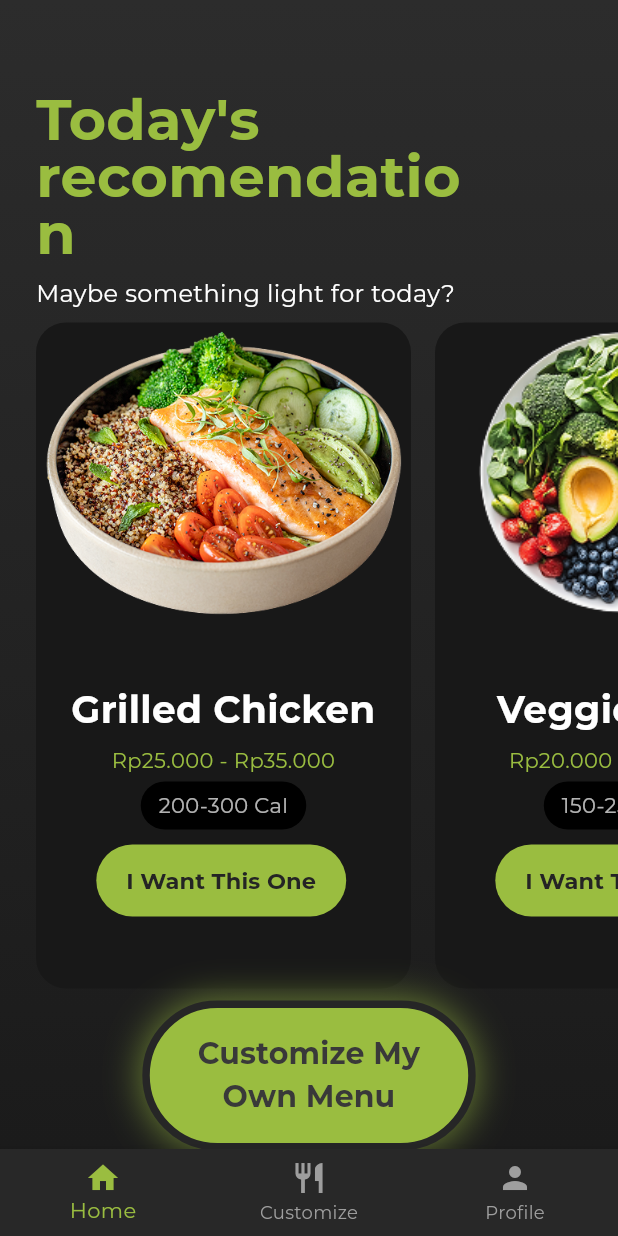
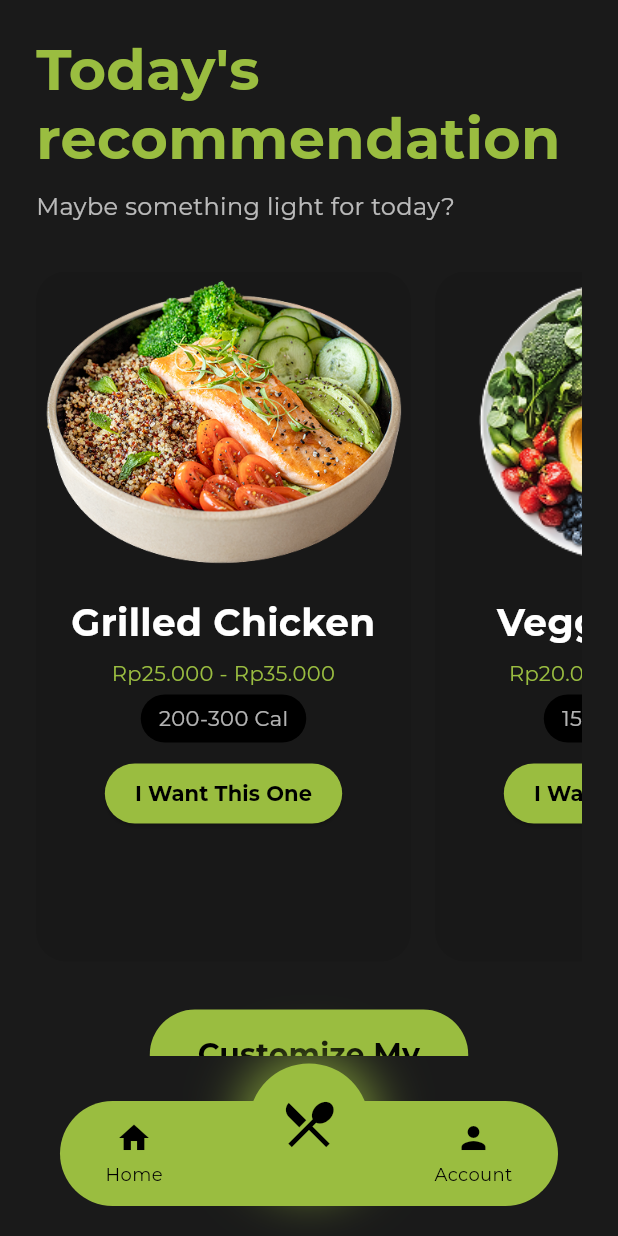
Before and after one commit to diankartika/HealthyPlateApp, a Flutter app: the HomeScreen screen opened directly, on a phone screen of 412 x 824 dp. Run offline on Flutter 3.47's test engine with Material 3 defaults, Android fonts, the phone set to English and light mode, and no system bars; project files that could hold a hidden picture were left out.

Commit message:
berhasil bikin navbar button yang reuse

```diff
--- /dev/null
+++ b/lib/components/navbarbutton.dart
@@ -0,0 +1,88 @@
+import 'package:flutter/material.dart';
+
+class CustomBottomNav extends StatelessWidget {
+  final int currentIndex;
+  final Function(int) onTabSelected;
+
+  const CustomBottomNav({
+    super.key,
+    required this.currentIndex,
+    required this.onTabSelected,
+  });
+
+  @override
+  Widget build(BuildContext context) {
+    return SizedBox(
+      height: 120, // agar cukup ruang untuk tombol tengah
+      child: Stack(
+        alignment: Alignment.bottomCenter,
+        children: [
+          Positioned(
+            bottom: 20,
+            left: 40,
+            right: 40,
+            child: Container(
+              height: 70,
+              decoration: BoxDecoration(
+                color: const Color(0xFF9ABD40),
+                borderRadius: BorderRadius.circular(40),
+              ),
+              child: Row(
+                mainAxisAlignment: MainAxisAlignment.spaceAround,
+                children: [
+                  _navItem(Icons.home, "Home", 0),
+                  const SizedBox(width: 60),
+                  _navItem(Icons.person, "Account", 2),
+                ],
+              ),
+            ),
+          ),
+          Positioned(
+            bottom: 35,
+            child: GestureDetector(
+              onTap: () => onTabSelected(1),
+              child: Container(
+                width: 80,
+                height: 80,
+                decoration: BoxDecoration(
+                  shape: BoxShape.circle,
+                  color: const Color(0xFF9ABD40),
+                  boxShadow: [
+                    BoxShadow(
+                      color: const Color(0xFF9ABD40).withOpacity(0.8),
+                      blurRadius: 30,
+                      spreadRadius: 5,
+                    ),
+                  ],
+                ),
+                child: const Icon(
+                  Icons.restaurant_menu,
+                  size: 40,
+                  color: Colors.black,
+                ),
+              ),
+            ),
+          ),
+        ],
+      ),
+    );
+  }
+
+  Widget _navItem(IconData icon, String label, int index) {
+    return GestureDetector(
+      onTap: () => onTabSelected(index),
+      child: Column(
+        mainAxisSize: MainAxisSize.min,
+        mainAxisAlignment: MainAxisAlignment.center,
+        children: [
+          Icon(icon, color: Colors.black, size: 24),
+          const SizedBox(height: 4),
+          Text(
+            label,
+            style: const TextStyle(color: Colors.black, fontSize: 12),
+          ),
+        ],
+      ),
+    );
+  }
+}
--- a/lib/home_screen.dart
+++ b/lib/home_screen.dart
@@ -1,8 +1,17 @@
 import 'package:flutter/material.dart';
 import 'menu_1.dart';
+import 'components/navbarbutton.dart'; // pastikan path ini benar
 
-class HomeScreen extends StatelessWidget {
+class HomeScreen extends StatefulWidget {
   const HomeScreen({super.key});
+
+  @override
+  State<HomeScreen> createState() => _HomeScreenState();
+}
+
+class _HomeScreenState extends State<HomeScreen> {
+  int currentTab = 0;
+
   static const List<Map<String, dynamic>> foodList = [
     {
       'image': 'assets/images/food1.png',
@@ -27,63 +36,63 @@ class HomeScreen extends StatelessWidget {
   @override
   Widget build(BuildContext context) {
     return Scaffold(
-      body: LayoutBuilder(
-        builder: (context, constraints) {
-          return SingleChildScrollView(
-            child: ConstrainedBox(
-              constraints: BoxConstraints(minHeight: constraints.maxHeight),
-              child: Container(
-                width: double.infinity,
-                decoration: const BoxDecoration(
-                  gradient: LinearGradient(
-                    begin: Alignment.topCenter,
-                    end: Alignment.bottomCenter,
-                    colors: [
-                      Color.fromARGB(255, 44, 44, 44),
-                      Color(0xFF1A1A1A),
+      backgroundColor: const Color(0xFF1A1A1A),
+      body: IndexedStack(
+        index: currentTab,
+        children: [
+          _buildHomeContent(context),
+          const Center(
+            child: Text(
+              "Customize Page",
+              style: TextStyle(color: Colors.white),
+            ),
+          ),
+          const Center(
+            child: Text("Account Page", style: TextStyle(color: Colors.white)),
+          ),
         ],
       ),
+      bottomNavigationBar: CustomBottomNav(
+        currentIndex: currentTab,
+        onTabSelected: (index) {
+          setState(() {
+            currentTab = index;
+          });
+        },
       ),
-                child: Column(
-                  mainAxisAlignment: MainAxisAlignment.spaceBetween,
-                  children: [
-                    // Title Section
-                    Padding(
-                      padding: const EdgeInsets.only(
-                        top: 60.0,
-                        right: 80,
-                        left: 24,
-                      ),
+    );
+  }
+
+  Widget _buildHomeContent(BuildContext context) {
+    return SafeArea(
+      child: SingleChildScrollView(
+        child: Padding(
+          padding: const EdgeInsets.symmetric(horizontal: 24),
           child: Column(
             crossAxisAlignment: CrossAxisAlignment.start,
             children: [
-                          Text(
-                            "Today's\nrecomendation",
+              const SizedBox(height: 24),
+              const Text(
+                "Today's\nrecommendation",
                 style: TextStyle(
                   color: Color(0xFF9ABD40),
                   fontSize: 38,
                   fontWeight: FontWeight.bold,
-                              height: 1,
+                  height: 1.2,
                 ),
               ),
               const SizedBox(height: 10),
-                          Text(
+              const Text(
                 'Maybe something light for today?',
-                            style: TextStyle(color: Colors.white, fontSize: 16),
+                style: TextStyle(color: Colors.white70, fontSize: 16),
               ),
-                        ],
-                      ),
-                    ),
+              const SizedBox(height: 32),
 
-                    // Food List Section
+              // Food List
               SizedBox(
-                      height: 460, //Atur tinggi sesuai kebutuhan
+                height: 460,
                 child: ListView.builder(
                   scrollDirection: Axis.horizontal,
-                        padding: const EdgeInsets.symmetric(
-                          horizontal: 24,
-                          vertical: 8,
-                        ),
                   itemCount: foodList.length,
                   itemBuilder: (context, index) {
                     final food = foodList[index];
@@ -102,27 +111,19 @@ class HomeScreen extends StatelessWidget {
                               top: Radius.circular(20),
                             ),
                             child: Image.asset(
-                                    food['image'],
+                              food['image']!,
                               height: 200,
                               width: double.infinity,
                               fit: BoxFit.cover,
                             ),
                           ),
                           Padding(
-                                  padding: const EdgeInsets.only(top: 40.0),
+                            padding: const EdgeInsets.all(16),
                             child: Column(
-                                    mainAxisAlignment:
-                                        MainAxisAlignment
-                                            .center, // Center vertically
-                                    crossAxisAlignment:
-                                        CrossAxisAlignment
-                                            .center, // Center horizontally
                               children: [
                                 Text(
-                                        food['name'],
-                                        textAlign:
-                                            TextAlign
-                                                .center, // Center text alignment
+                                  food['name']!,
+                                  textAlign: TextAlign.center,
                                   style: const TextStyle(
                                     fontSize: 25,
                                     fontWeight: FontWeight.bold,
@@ -131,10 +132,8 @@ class HomeScreen extends StatelessWidget {
                                 ),
                                 const SizedBox(height: 6),
                                 Text(
-                                        food['price'],
-                                        textAlign:
-                                            TextAlign
-                                                .center, // Center text alignment
+                                  food['price']!,
+                                  textAlign: TextAlign.center,
                                   style: const TextStyle(
                                     color: Color(0xFF9ABD40),
                                     fontSize: 14,
@@ -148,53 +147,26 @@ class HomeScreen extends StatelessWidget {
                                   ),
                                   decoration: BoxDecoration(
                                     color: Colors.black,
-                                          borderRadius: BorderRadius.circular(
-                                            20,
-                                          ),
+                                    borderRadius: BorderRadius.circular(20),
                                   ),
                                   child: Text(
-                                          food['calories'],
-                                          textAlign:
-                                              TextAlign
-                                                  .center, // Center text alignment
+                                    food['calories']!,
                                     style: const TextStyle(
                                       color: Colors.white70,
                                     ),
                                   ),
                                 ),
-
-                                      // Button I want
-                                      Padding(
-                                        padding: EdgeInsets.only(
-                                          bottom:
-                                              MediaQuery.of(
-                                                context,
-                                              ).padding.bottom +
-                                              40,
-                                          left: 10,
-                                          right: 13,
-                                          top: 10,
-                                        ),
-                                        child: Container(
-                                          decoration: BoxDecoration(
-                                            color: const Color(0xFF9ABD40),
-                                            borderRadius: BorderRadius.circular(
-                                              50,
-                                            ),
-                                          ),
-                                          child: ElevatedButton(
+                                const SizedBox(height: 10),
+                                ElevatedButton(
                                   style: ElevatedButton.styleFrom(
-                                              backgroundColor:
-                                                  Colors.transparent,
-                                              shadowColor: Colors.transparent,
-                                              padding:
-                                                  const EdgeInsets.symmetric(
-                                                    horizontal: 20.0,
-                                                    vertical: 7.0,
+                                    backgroundColor: const Color(0xFF9ABD40),
+                                    foregroundColor: Colors.black,
+                                    padding: const EdgeInsets.symmetric(
+                                      horizontal: 20,
+                                      vertical: 7,
                                     ),
                                     shape: RoundedRectangleBorder(
-                                                borderRadius:
-                                                    BorderRadius.circular(30),
+                                      borderRadius: BorderRadius.circular(30),
                                     ),
                                   ),
                                   onPressed: () {
@@ -207,18 +179,8 @@ class HomeScreen extends StatelessWidget {
                                   },
                                   child: const Text(
                                     'I Want This One',
-                                              textAlign: TextAlign.center,
                                     style: TextStyle(
-                                                fontSize: 15,
-                                                color: Color.fromARGB(
-                                                  255,
-                                                  36,
-                                                  36,
-                                                  36,
-                                                ),
-                                                fontWeight: FontWeight.w700,
-                                              ),
-                                            ),
+                                      fontWeight: FontWeight.bold,
                                     ),
                                   ),
                                 ),
@@ -232,33 +194,14 @@ class HomeScreen extends StatelessWidget {
                 ),
               ),
 
-                    // Button Section
-                    Padding(
-                      padding: EdgeInsets.only(
-                        bottom: MediaQuery.of(context).padding.bottom + 40,
-                        left: 24,
-                        right: 24,
-                      ),
-                      child: Container(
-                        decoration: BoxDecoration(
-                          color: const Color(0xFF9ABD40),
-                          borderRadius: BorderRadius.circular(50),
-                          border: Border.all(
-                            color: const Color.fromARGB(255, 38, 38, 38),
-                            width: 5.0,
-                          ),
-                          boxShadow: [
-                            BoxShadow(
-                              color: const Color(0xFF9ABD40).withOpacity(0.6),
-                              blurRadius: 20,
-                              spreadRadius: 1,
-                            ),
-                          ],
-                        ),
+              const SizedBox(height: 32),
+
+              // Customize My Own Menu Button
+              Center(
                 child: ElevatedButton(
                   style: ElevatedButton.styleFrom(
-                            backgroundColor: Colors.transparent,
-                            shadowColor: Colors.transparent,
+                    backgroundColor: const Color(0xFF9ABD40),
+                    foregroundColor: Colors.black,
                     padding: const EdgeInsets.symmetric(
                       horizontal: 32.0,
                       vertical: 16.0,
@@ -276,35 +219,18 @@ class HomeScreen extends StatelessWidget {
                   child: const Text(
                     'Customize My\nOwn Menu',
                     textAlign: TextAlign.center,
-                            style: TextStyle(
-                              fontSize: 20,
-                              color: Color.fromARGB(255, 57, 57, 57),
-                              fontWeight: FontWeight.w700,
+                    style: TextStyle(fontSize: 20, fontWeight: FontWeight.w700),
                   ),
                 ),
               ),
-                      ),
-                    ),
+
+              const SizedBox(
+                height: 100,
+              ), // ✅ beri jarak agar tidak nabrak navbar
             ],
           ),
         ),
       ),
     );
-        },
-      ),
-      bottomNavigationBar: BottomNavigationBar(
-        backgroundColor: const Color(0xFF282828),
-        selectedItemColor: const Color(0xFF9ABD40),
-        unselectedItemColor: Colors.grey,
-        items: const [
-          BottomNavigationBarItem(icon: Icon(Icons.home), label: 'Home'),
-          BottomNavigationBarItem(
-            icon: Icon(Icons.restaurant),
-            label: 'Customize',
-          ),
-          BottomNavigationBarItem(icon: Icon(Icons.person), label: 'Profile'),
-        ],
-      ),
-    );
   }
 }
```
Also changed, not shown: pubspec.lock. Lines whose indentation alone changed are shown as unchanged.
